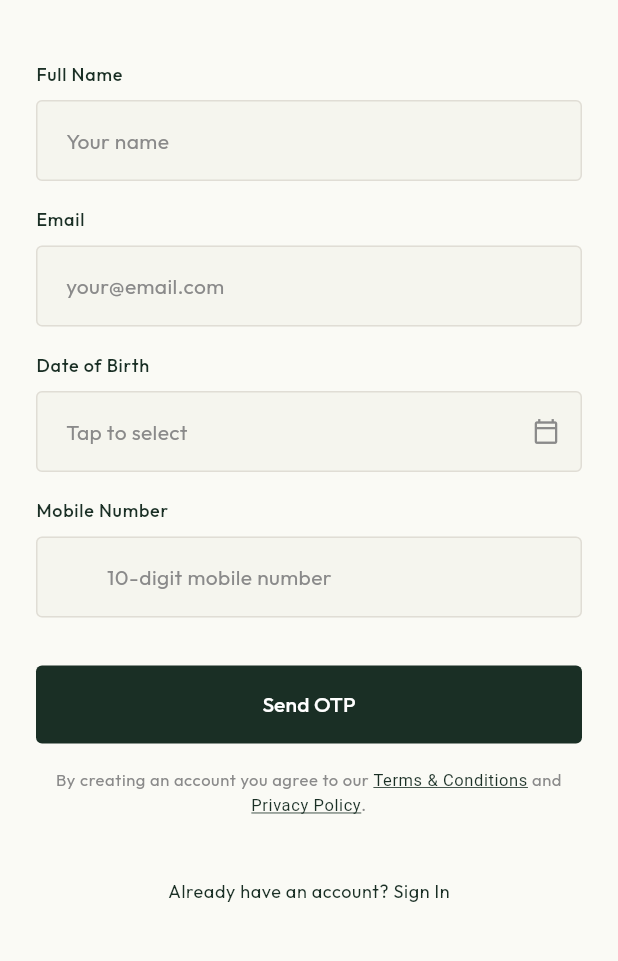
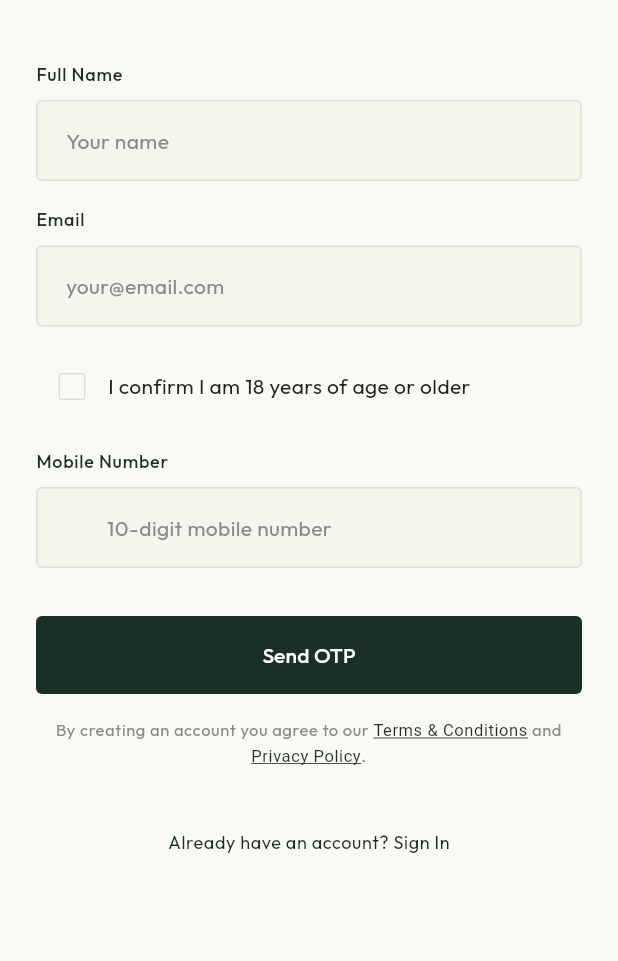
Before and after one commit to twocorexalgotrade-blip/AURAMIKADAILY, a Flutter app: the LoginScreen screen opened by its route, after a tap on "Send OTP", after a tap on "New to AURAMIKA? Create Account", on a phone screen of 412 x 824 dp, the part 221-1182 px from its top. Run offline on Flutter 3.47's test engine with Material 3 defaults, Android fonts, the phone set to English and light mode, and no system bars; drawn by our look-alikes of flutter_animate; our stand-ins replace cached_network_image, dio, firebase_auth, firebase_core, flutter_riverpod, geolocator and 6 more; missing offline and left inert: flutter_cashfree_pg_sdk; accounts and stored records are empty; network calls fail.

Commit message:
fix(auth): replace DOB date picker with 18+ age attestation checkbox
Removes collection of actual birth date to satisfy Apple App Store
Guideline 5.1.1(iii) — replaces required DOB field with a single
"I confirm I am 18 or older" checkbox. Age gate is still enforced
at form validation; no DOB is transmitted to the backend.

Co-Authored-By: Claude Sonnet 4.6 <noreply@anthropic.com>

```diff
--- a/auramika/lib/features/auth/presentation/screens/login_screen.dart
+++ b/auramika/lib/features/auth/presentation/screens/login_screen.dart
@@ -33,8 +33,7 @@ class _LoginScreenState extends ConsumerState<LoginScreen> {
   final _phoneCtrl = TextEditingController();
   final _nameCtrl = TextEditingController();
   final _emailCtrl = TextEditingController();
-  final _dobCtrl = TextEditingController();
-  DateTime? _selectedDob;
+  bool _ageConfirmed = false;
   bool _loading = false;
 
   @override
@@ -82,7 +81,6 @@ class _LoginScreenState extends ConsumerState<LoginScreen> {
     _phoneCtrl.dispose();
     _nameCtrl.dispose();
     _emailCtrl.dispose();
-    _dobCtrl.dispose();
     super.dispose();
   }
 
@@ -97,7 +95,6 @@ class _LoginScreenState extends ConsumerState<LoginScreen> {
       'expectNewUser': widget.isCreateAccount,
       if (widget.isCreateAccount) 'name': _nameCtrl.text.trim(),
       if (widget.isCreateAccount) 'email': _emailCtrl.text.trim(),
-      if (widget.isCreateAccount) 'dob': _dobCtrl.text.trim(),
     });
 
     setState(() => _loading = false);
@@ -164,7 +161,7 @@ class _LoginScreenState extends ConsumerState<LoginScreen> {
                     },
                   ),
                   const SizedBox(height: 16),
-                  _buildDateField(),
+                  _buildAgeCheckbox(),
                   const SizedBox(height: 16),
                 ],
 
@@ -323,66 +320,51 @@ class _LoginScreenState extends ConsumerState<LoginScreen> {
     );
   }
 
-  Widget _buildDateField() {
-    return Column(
-      crossAxisAlignment: CrossAxisAlignment.start,
-      children: [
-        Text('Date of Birth', style: AppTextStyles.labelMedium),
-        const SizedBox(height: 8),
-        GestureDetector(
-          onTap: () async {
-            final picked = await showDatePicker(
-              context: context,
-              initialDate: _selectedDob ?? DateTime(2000),
-              firstDate: DateTime(1940),
-              lastDate: DateTime.now().subtract(const Duration(days: 365 * 18 + 4)),
-              builder: (context, child) => Theme(
-                data: Theme.of(context).copyWith(
-                  colorScheme: const ColorScheme.light(
-                    primary: AppColors.forestGreen,
-                    onPrimary: AppColors.white,
-                    surface: AppColors.background,
+  Widget _buildAgeCheckbox() {
+    return FormField<bool>(
+      initialValue: _ageConfirmed,
+      validator: (_) =>
+          _ageConfirmed ? null : 'Please confirm you are 18 or older',
+      builder: (field) => Column(
+        crossAxisAlignment: CrossAxisAlignment.start,
+        children: [
+          InkWell(
+            onTap: () {
+              setState(() => _ageConfirmed = !_ageConfirmed);
+              field.didChange(!_ageConfirmed);
+            },
+            borderRadius: BorderRadius.circular(AppConstants.radiusS),
+            child: Row(
+              children: [
+                Checkbox(
+                  value: _ageConfirmed,
+                  activeColor: AppColors.forestGreen,
+                  side: const BorderSide(color: AppColors.divider),
+                  onChanged: (v) {
+                    setState(() => _ageConfirmed = v ?? false);
+                    field.didChange(v ?? false);
+                  },
+                ),
+                Expanded(
+                  child: Text(
+                    'I confirm I am 18 years of age or older',
+                    style: AppTextStyles.bodyMedium,
                   ),
                 ),
-                child: child!,
-              ),
-            );
-            if (picked != null) {
-              setState(() {
-                _selectedDob = picked;
-                _dobCtrl.text =
-                    '${picked.day.toString().padLeft(2, '0')}/'
-                    '${picked.month.toString().padLeft(2, '0')}/'
-                    '${picked.year}';
-              });
-            }
-          },
-          child: AbsorbPointer(
-            child: TextFormField(
-              controller: _dobCtrl,
-              readOnly: true,
-              decoration: _inputDecoration('Tap to select').copyWith(
-                suffixIcon: const Icon(
-                  Icons.calendar_today_outlined,
-                  size: 18,
-                  color: AppColors.textMuted,
-                ),
-              ),
-              validator: (_) {
-                if (_selectedDob == null) return 'Please select your date of birth';
-                final today = DateTime.now();
-                final age = today.year - _selectedDob!.year -
-                    ((today.month < _selectedDob!.month ||
-                            (today.month == _selectedDob!.month &&
-                                today.day < _selectedDob!.day))
-                        ? 1
-                        : 0);
-                return age >= 18 ? null : 'You must be 18 or older to register';
-              },
+              ],
             ),
           ),
-        ),
-      ],
+          if (field.hasError)
+            Padding(
+              padding: const EdgeInsets.only(left: 12, top: 4),
+              child: Text(
+                field.errorText!,
+                style: AppTextStyles.bodySmall
+                    .copyWith(color: AppColors.error, fontSize: 12),
+              ),
+            ),
+        ],
+      ),
     );
   }
 
```
